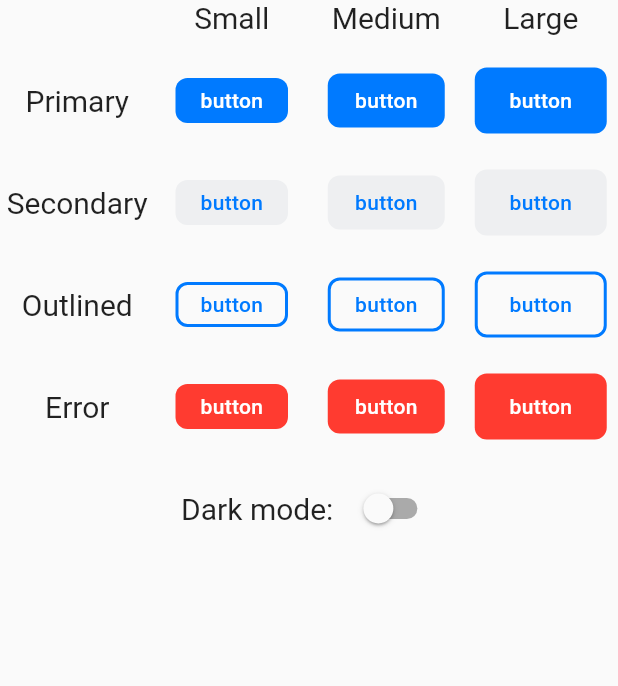
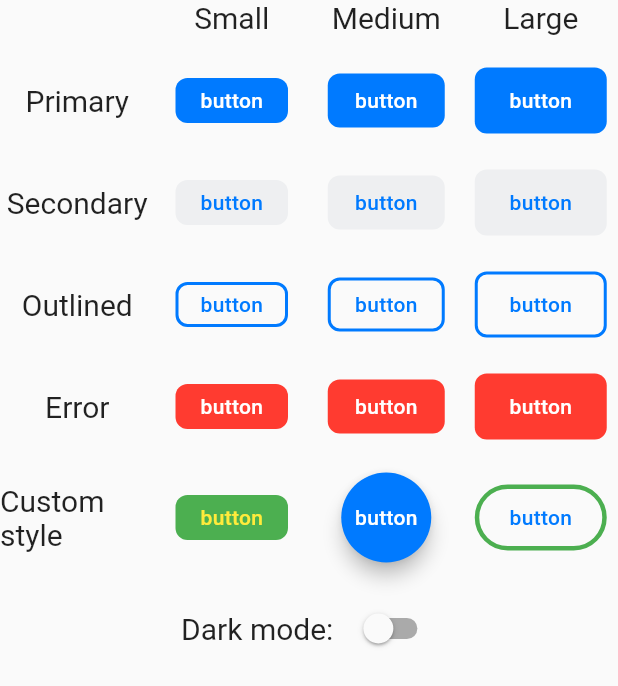
Before and after one commit to san-smith/design_system_template, a Flutter app: the screen it shows after launch, on a phone screen of 412 x 824 dp. Shown: the top 686 px of the screen. Run offline on Flutter 3.47's test engine with Material 2 defaults, Android fonts, the phone set to English and light mode, and no system bars.

Commit message:
Add custom buttons

```diff
--- a/lib/presentation/home/home_screen.dart
+++ b/lib/presentation/home/home_screen.dart
@@ -33,6 +33,8 @@
         _buildRow(_buildOutlinedRow()),
         SizedBox(height: 20),
         _buildRow(_buildErrorRow()),
+        SizedBox(height: 20),
+        _buildRow(_buildCustomRow()),
         SizedBox(height: 20),
         _buildSwitcher(),
       ],
@@ -165,4 +167,42 @@
       ),
     ];
   }
+
+  List<Widget> _buildCustomRow() {
+    return [
+      Label('Custom style'),
+      BaseButton(
+        type: ButtonType.primary,
+        scale: ButtonScale.small,
+        child: _buttonTitle,
+        onPressed: () {},
+        style: TextButton.styleFrom(
+          backgroundColor: Colors.green,
+          primary: Colors.yellow,
+        ),
+      ),
+      BaseButton(
+        type: ButtonType.primary,
+        scale: ButtonScale.medium,
+        child: _buttonTitle,
+        onPressed: () {},
+        style: TextButton.styleFrom(
+          padding: EdgeInsets.zero,
+          minimumSize: Size(60, 60),
+          shape: StadiumBorder(),
+          elevation: 5,
+        ),
+      ),
+      BaseButton(
+        type: ButtonType.outlined,
+        scale: ButtonScale.large,
+        child: _buttonTitle,
+        onPressed: () {},
+        style: TextButton.styleFrom(
+          side: BorderSide(color: Colors.green, width: 3),
+          shape: StadiumBorder(),
+        ),
+      ),
+    ];
+  }
 }
--- a/lib/presentation/ui/buttons/base_button.dart
+++ b/lib/presentation/ui/buttons/base_button.dart
@@ -11,18 +11,21 @@
     required this.type,
     required this.scale,
     this.onPressed,
+    this.style,
     required this.child,
   }) : super(key: key);
 
   final ButtonType type;
   final ButtonScale scale;
+  final ButtonStyle? style;
   final void Function()? onPressed;
   final Widget child;
 
   @override
   Widget build(BuildContext context) {
+    final defaultStyle = _getStyleByScale(_getStyleByType());
     return TextButton(
-      style: _getStyleByScale(_getStyleByType()),
+      style: style != null ? style!.merge(defaultStyle) : defaultStyle,
       onPressed: onPressed,
       child: child,
     );
```
